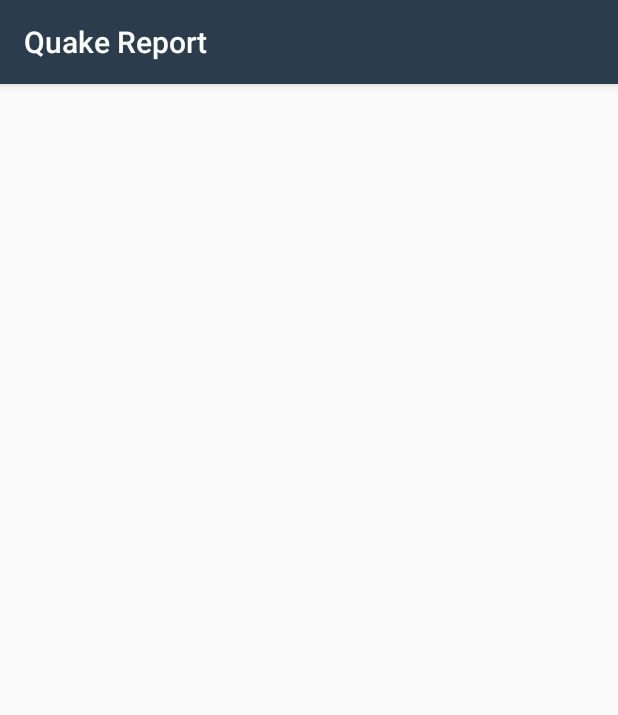
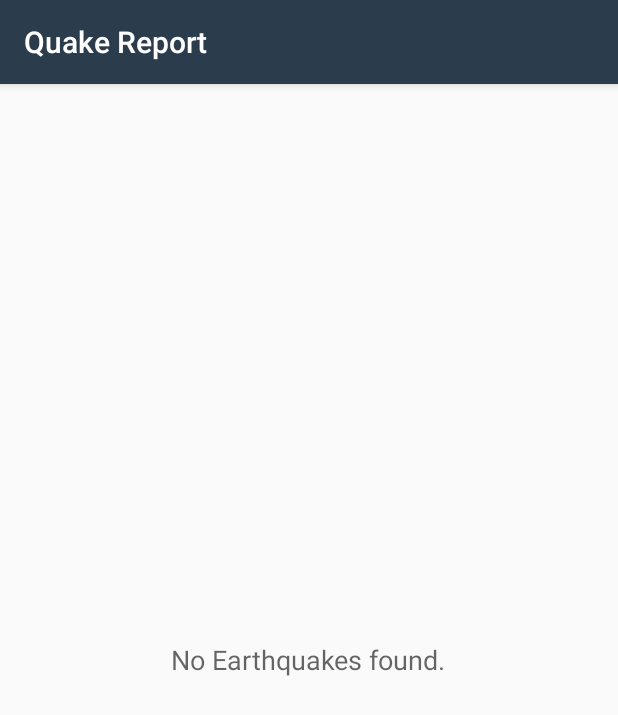
Before and after one commit to m-alansary/QuakeReport, an Android app: the screen it shows after launch (EarthquakeActivity), on a phone screen of 412 x 824 dp. Shown: the top 715 px of the screen. Run offline under Robolectric (Android 15) with nearby library versions, the phone set to English and light mode, and no system bars.

Commit message:
Adding "No earthquakes found" if there is an empty list

```diff
--- a/app/src/main/java/com/example/android/quakereport/EarthquakeActivity.java
+++ b/app/src/main/java/com/example/android/quakereport/EarthquakeActivity.java
@@ -25,12 +25,14 @@ import android.util.Log;
 import android.view.View;
 import android.widget.AdapterView;
 import android.widget.ListView;
+import android.widget.TextView;
 
 import java.util.ArrayList;
 import java.util.List;
 
 public class EarthquakeActivity extends AppCompatActivity implements LoaderManager.LoaderCallbacks<List<Earthquake>> {
     private EarthquakeAdaptor mAdaptor;
+    TextView emptyView;
     private static final String REQUEST_URL = "https://earthquake.usgs.gov/fdsnws/event/1/query?format=geojson&eventtype=earthquake&orderby=time&minmag=6&limit=10";
     private static final int EARTHQUAKE_LOADER_ID = 1;
     public static final String LOG_TAG = EarthquakeActivity.class.getName();
@@ -56,6 +58,10 @@ public class EarthquakeActivity extends AppCompatActivity implements LoaderManag
                 startActivity(intent);
             }
         });
+
+        emptyView = (TextView) findViewById(R.id.empty);
+        earthquakeListView.setEmptyView(emptyView);
+
         LoaderManager loaderManager = getLoaderManager();
         loaderManager.initLoader(EARTHQUAKE_LOADER_ID, null, this);
     }
@@ -73,6 +79,7 @@ public class EarthquakeActivity extends AppCompatActivity implements LoaderManag
         if (earthquakes != null && !earthquakes.isEmpty()) {
             mAdaptor.addAll(earthquakes);
         }
+        emptyView.setText("No Earthquakes found.");
     }
 
     @Override
--- a/app/src/main/res/layout/earthquake_activity.xml
+++ b/app/src/main/res/layout/earthquake_activity.xml
@@ -1,4 +1,8 @@
 <?xml version="1.0" encoding="utf-8"?>
+<RelativeLayout
+    xmlns:android="http://schemas.android.com/apk/res/android"
+    android:layout_width="match_parent"
+    android:layout_height="match_parent">
 
     <ListView xmlns:android="http://schemas.android.com/apk/res/android"
         xmlns:tools="http://schemas.android.com/tools"
@@ -9,3 +13,15 @@
         android:divider="@null"
         android:dividerHeight="0dp"
         android:drawSelectorOnTop="true" />
+
+    <TextView
+        android:id="@+id/empty"
+        android:layout_width="wrap_content"
+        android:layout_height="wrap_content"
+        android:layout_centerInParent="true"
+        android:textAppearance="?android:textAppearanceMedium" />
+
+
+
+
+</RelativeLayout>
```
Lines whose indentation alone changed are shown as unchanged.
